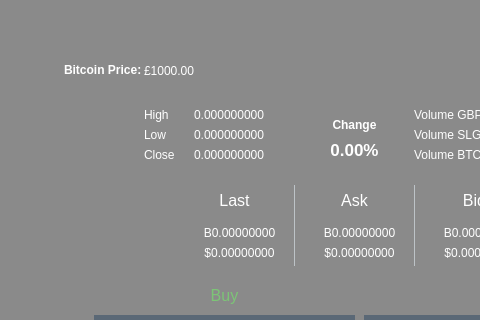
Old version of the form src/qt/forms/poolbrowser.ui in the repository Sterlingcoin/Sterlingcoin-1.6.2.0-Release; both pictures show x 0 to 480 and y 0 to 320 of the 766 by 509 pixel window.
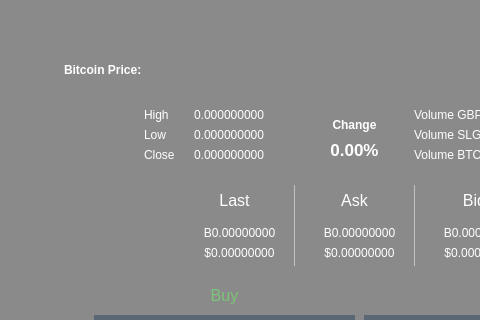
New version of the form. Icons and pictures are not drawn. Custom widgets are drawn as their Qt base class.

Patch:
```diff
--- a/src/qt/forms/poolbrowser.ui
+++ b/src/qt/forms/poolbrowser.ui
@@ -7916,7 +7916,7 @@
            </rect>
           </property>
           <property name="text">
-           <string>£1000.00</string>
+           <string/>
           </property>
          </widget>
          <zorder>qWidgetBittrexAsk</zorder>
```
